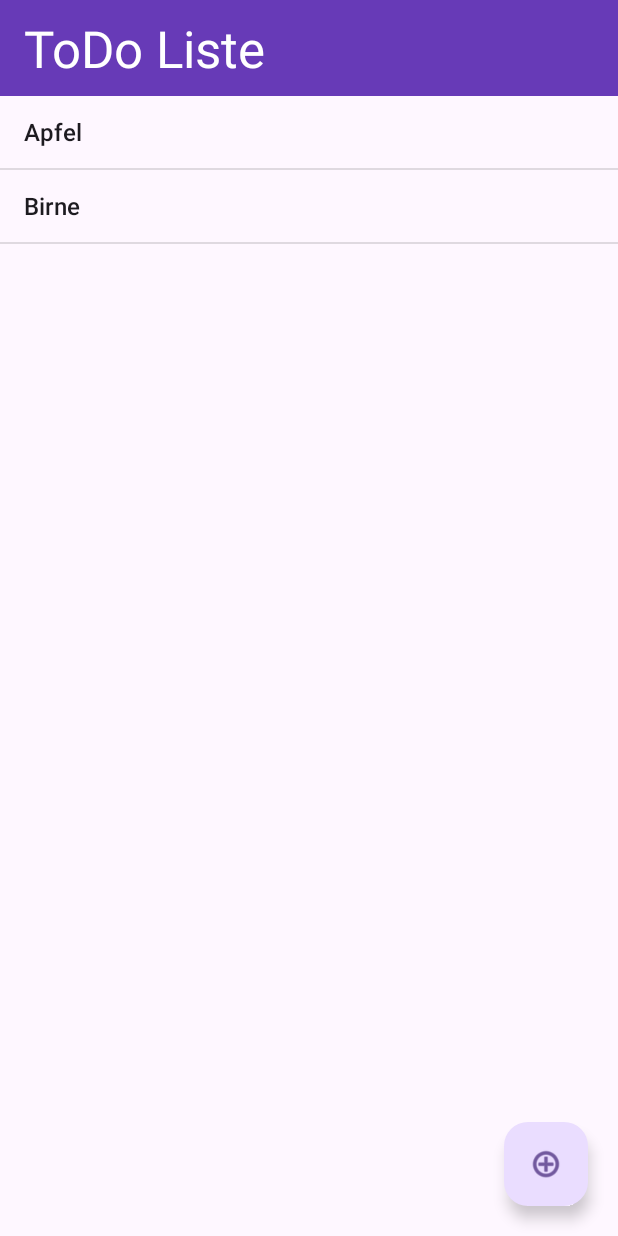
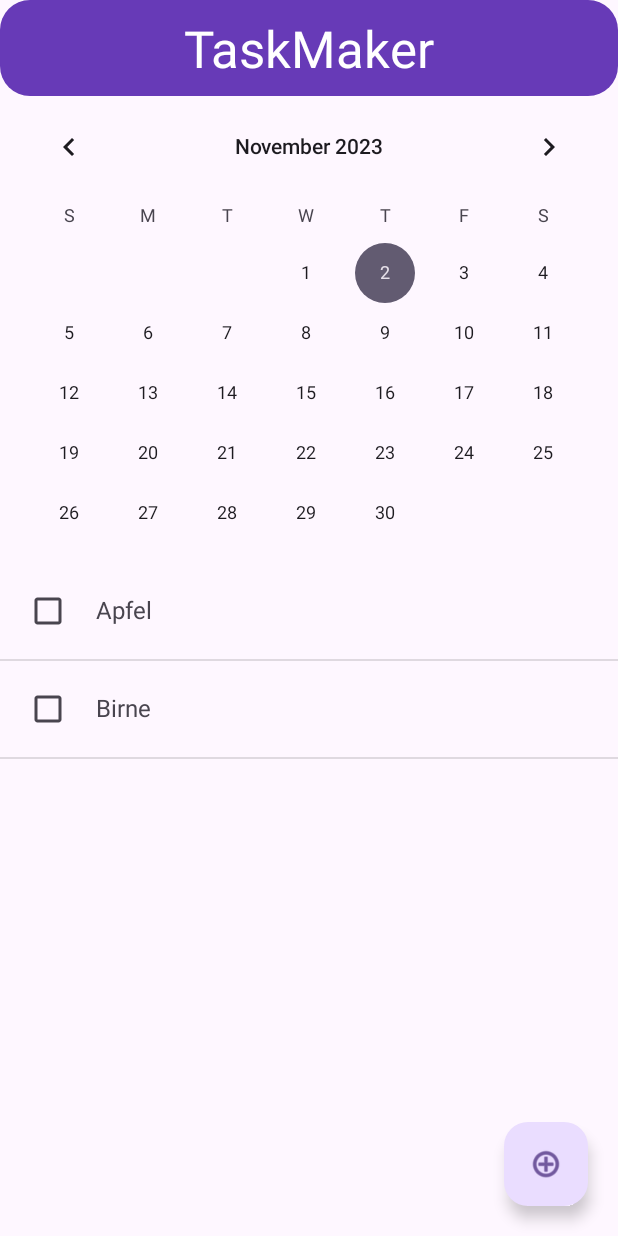
Before and after one commit to AeternumDev/App-Project-One, an Android app: the screen it shows after launch (MainActivity), on a phone screen of 412 x 824 dp. Run offline under Robolectric (Android 15) with nearby library versions, the phone set to English and light mode, and no system bars.

```diff
--- a/app/src/main/java/com/example/appprojectone/MainActivity.kt
+++ b/app/src/main/java/com/example/appprojectone/MainActivity.kt
@@ -1,11 +1,13 @@
 package com.example.appprojectone
 
+import TaskAdapter
 import android.os.Bundle
 import android.renderscript.ScriptGroup.Input
 import android.text.InputType
 import android.widget.AdapterView.OnItemClickListener
 import android.widget.ArrayAdapter
 import android.widget.EditText
+import android.widget.LinearLayout
 import android.widget.ListView
 import android.widget.Toast
 import androidx.appcompat.app.AlertDialog
@@ -34,14 +36,38 @@ class MainActivity : AppCompatActivity() {
         shoppingItems.add("Apfel")
         shoppingItems.add("Birne")
 
-        itemadapter = ArrayAdapter(this, android.R.layout.simple_list_item_1, shoppingItems)
+        itemadapter = TaskAdapter(this, shoppingItems)
         lvtodolist.adapter = itemadapter
 
+
+        fab.setOnClickListener {
+            var builder = AlertDialog.Builder(this)
+            builder.setMessage("Add Task")
+
+            var input = EditText(this)
+            input.hint = "create something wonderful"
+            input.inputType = InputType.TYPE_CLASS_TEXT
+            builder.setView(input)
+
+
+            builder.setPositiveButton("Add Task") { dialog, which ->
+                shoppingItems.add(input.text.toString())
+                itemadapter.notifyDataSetChanged()
+            }
+
+            builder.setNegativeButton("Cancel") { dialog, which ->
+                dialog.cancel()
+
+            }
+            builder.show()
+
+
+        }
         // Set an item long click listener for deletion
         lvtodolist.setOnItemLongClickListener { _, _, position, _ ->
             // AlertDialog for confirmation on deletion
             AlertDialog.Builder(this).apply {
-                setTitle("Delete Item")
+                setTitle("Delete Task")
                 setMessage("You are about to delete an item. Are you sure?")
                 setPositiveButton("Yes") { dialog, _ ->
                     shoppingItems.removeAt(position) // remove the item from the list
@@ -59,27 +85,6 @@ class MainActivity : AppCompatActivity() {
 
 
 
-        fab.setOnClickListener {
-            var builder = AlertDialog.Builder(this)
-            builder.setTitle("Add a ToDo Item")
-
-            var input = EditText(this)
-            input.hint = "create something wonderful"
-            input.inputType = InputType.TYPE_CLASS_TEXT
-            builder.setView(input)
-
-            builder.setPositiveButton("Lets go!") { dialog, which ->
-                shoppingItems.add(input.text.toString())
-                itemadapter.notifyDataSetChanged()
-            }
-
-            builder.setNegativeButton("No :(") { dialog, which ->
-                dialog.cancel()
-
-            }
-            builder.show()
-
-        }
 
     }
 }
--- /dev/null
+++ b/app/src/main/java/com/example/appprojectone/TaskAdapter.kt
@@ -0,0 +1,35 @@
+import android.view.LayoutInflater
+import android.view.View
+import android.view.ViewGroup
+import android.widget.ArrayAdapter
+import android.widget.CheckBox
+import android.widget.TextView
+import android.widget.Toast
+import com.example.appprojectone.MainActivity
+import com.example.appprojectone.R
+
+class TaskAdapter(private val context: MainActivity, private val taskList: ArrayList<String>) :
+    ArrayAdapter<String>(context, 0, taskList) {
+
+    override fun getView(position: Int, convertView: View?, parent: ViewGroup): View {
+        var listItem = convertView
+        if (listItem == null)
+            listItem = LayoutInflater.from(context).inflate(R.layout.task_item, parent, false)
+
+        val currentTask = taskList[position]
+        val taskTextView = listItem!!.findViewById<TextView>(R.id.taskDescription)
+        val checkBox = listItem.findViewById<CheckBox>(R.id.taskCheckbox)
+
+        taskTextView.text = currentTask
+
+        checkBox.setOnCheckedChangeListener { _, isChecked ->
+            if (isChecked) {
+                taskList.removeAt(position)
+                notifyDataSetChanged()
+                Toast.makeText(context, "Task deleted", Toast.LENGTH_SHORT).show()
+            }
+        }
+
+        return listItem
+    }
+}
--- /dev/null
+++ b/app/src/main/res/drawable/rounded_toolbar_bg.xml
@@ -0,0 +1,14 @@
+<?xml version="1.0" encoding="utf-8"?>
+<layer-list xmlns:android="http://schemas.android.com/apk/res/android">
+    <item>
+        <shape
+            android:shape="rectangle">
+            <solid android:color="#673AB7"/>
+            <corners
+                android:topLeftRadius="20dp"
+                android:topRightRadius="20dp"
+                android:bottomLeftRadius="20dp"
+                android:bottomRightRadius="20dp"/>
+        </shape>
+    </item>
+</layer-list>
--- a/app/src/main/res/layout/activity_main.xml
+++ b/app/src/main/res/layout/activity_main.xml
@@ -16,7 +16,8 @@
         android:layout_marginEnd="20dp"
         android:layout_marginBottom="20dp"
         android:clickable="true"
-        app:srcCompat="@android:drawable/ic_menu_add" />
+        app:srcCompat="@android:drawable/ic_menu_add"
+        android:contentDescription="ADD" />
 
     <LinearLayout
         android:layout_width="match_parent"
@@ -27,18 +28,27 @@
             android:id="@+id/materialToolbar"
             android:layout_width="match_parent"
             android:layout_height="wrap_content"
-            android:background="#673AB7"
+            android:background="@drawable/rounded_toolbar_bg"
             android:minHeight="?attr/actionBarSize"
             android:theme="?attr/actionBarTheme"
             app:subtitleTextAppearance="@style/TextAppearance.AppCompat.Body1"
-            app:title="ToDo Liste"
+            app:title="TaskMaker"
             app:titleMargin="6dp"
+            app:titleCentered="true"
             app:titleTextAppearance="@style/TextAppearance.AppCompat.Display1"
             app:titleTextColor="#FFFFFF" />
+
+        <CalendarView
+            android:id="@+id/calendarView"
+            android:layout_width="match_parent"
+            android:layout_height="311dp" />
 
         <ListView
             android:id="@+id/lvtodolist"
             android:layout_width="match_parent"
-            android:layout_height="match_parent" />
+            android:layout_height="match_parent">
+
+        </ListView>
+
     </LinearLayout>
 </androidx.coordinatorlayout.widget.CoordinatorLayout>
--- /dev/null
+++ b/app/src/main/res/layout/task_item.xml
@@ -0,0 +1,22 @@
+<?xml version="1.0" encoding="utf-8"?>
+<LinearLayout xmlns:android="http://schemas.android.com/apk/res/android"
+    android:layout_width="match_parent"
+    android:layout_height="wrap_content"
+    android:orientation="horizontal"
+    android:padding="8dp">
+
+    <CheckBox
+        android:id="@+id/taskCheckbox"
+        android:layout_width="wrap_content"
+        android:layout_height="wrap_content" />
+
+    <TextView
+        android:id="@+id/taskDescription"
+        android:layout_width="0dp"
+        android:layout_height="wrap_content"
+        android:layout_weight="1"
+        android:paddingStart="8dp"
+        android:paddingEnd="8dp"
+        android:text="Sample Task"
+        android:textSize="16sp" />
+</LinearLayout>
```
